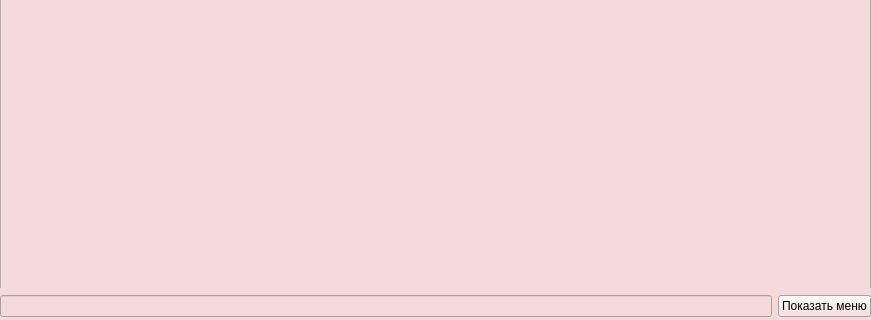
voovoopeep/Fundamentals-of-algorithmization-and-programming, file 353501/Слюсарь С.Ю./LabWork_6/Task_2/mainwindow.ui: the form before one commit; both pictures show x 0 to 871 and y 292 to 612 of the 871 by 612 pixel window.
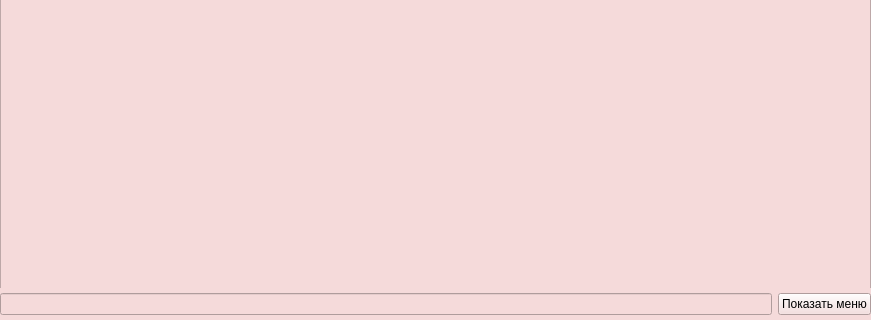
The form after the commit.

The edit to the form file:
```diff
--- a/353501/Слюсарь С.Ю./LabWork_6/Task_2/mainwindow.ui
+++ b/353501/Слюсарь С.Ю./LabWork_6/Task_2/mainwindow.ui
@@ -45,13 +45,13 @@
      <string>&lt;html&gt;&lt;head/&gt;&lt;body&gt;&lt;p align=&quot;center&quot;&gt;&lt;span style=&quot; font-size:36pt; font-weight:700; font-style:italic; text-decoration: underline; color:#dc8add;&quot;&gt;Консоль&lt;/span&gt;&lt;/p&gt;&lt;/body&gt;&lt;/html&gt;</string>
     </property>
    </widget>
-   <widget class="QWidget" name="layoutWidget">
+   <widget class="QWidget" name="">
     <property name="geometry">
      <rect>
       <x>0</x>
       <y>580</y>
       <width>871</width>
-      <height>36</height>
+      <height>32</height>
      </rect>
     </property>
     <layout class="QHBoxLayout" name="horizontalLayout">
```
